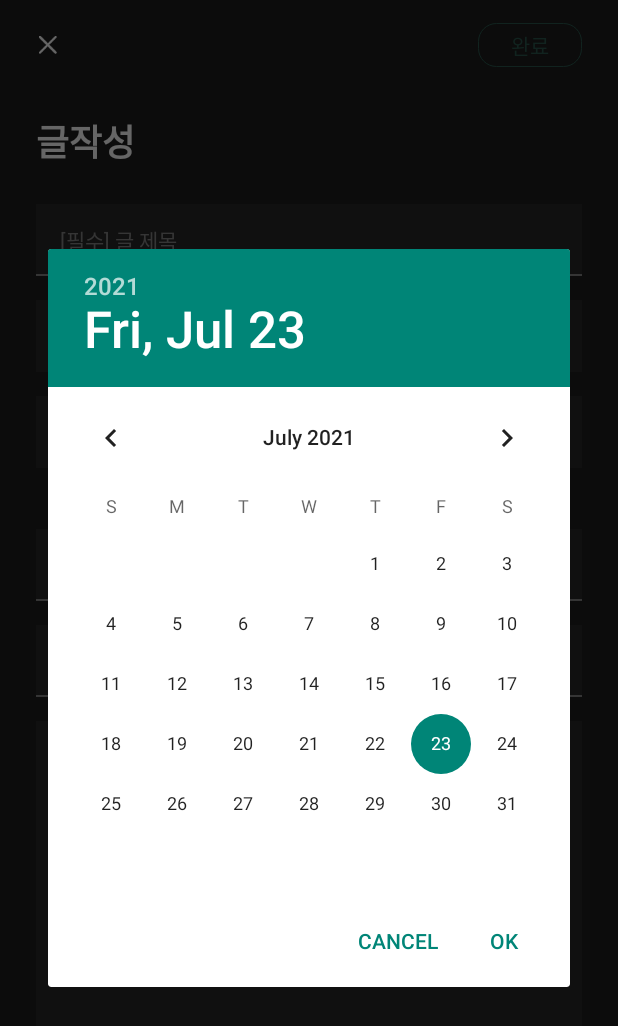
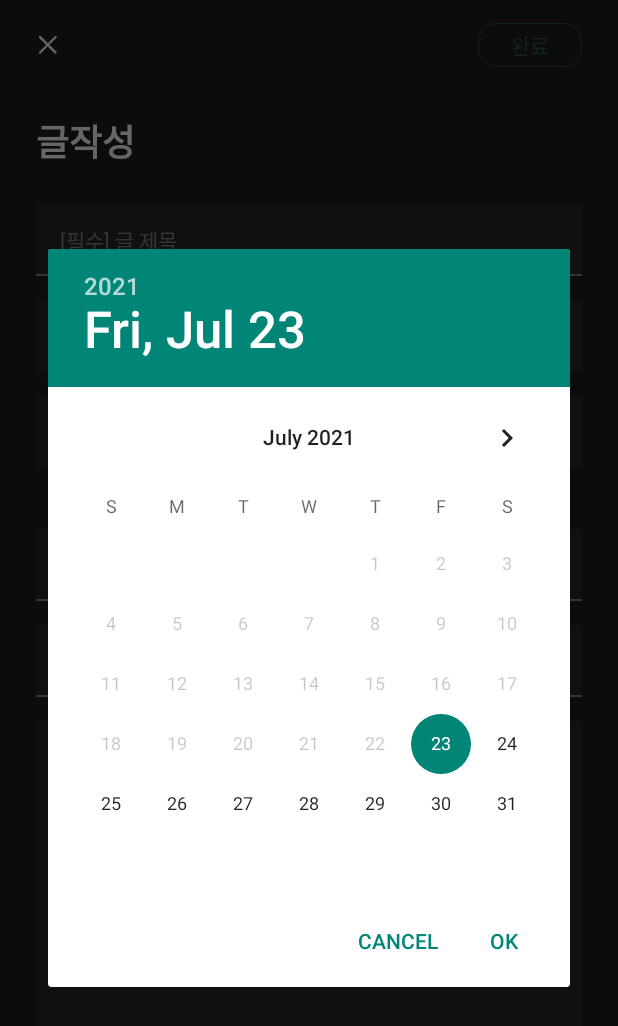
Before and after one commit to 9718kim/Anzela, an Android app: the WriteActivity screen opened directly, with no data from a screen before it, after a tap on an icon or button, on a phone screen of 412 x 824 dp. Shown: the top 1026 px of the screen. Run offline under Robolectric (Android 15) with nearby library versions, the phone set to English and light mode, and no system bars; network calls fail.

Commit message:
20210723 1차

```diff
--- a/app/src/main/java/com/anzela/myapplication1/Activity/WriteActivity.java
+++ b/app/src/main/java/com/anzela/myapplication1/Activity/WriteActivity.java
@@ -20,19 +20,13 @@ import android.widget.ImageView;
 import android.widget.RelativeLayout;
 import android.widget.TextView;
 import android.widget.Toast;
-
 import androidx.appcompat.app.AppCompatActivity;
 import androidx.core.content.ContextCompat;
-import androidx.fragment.app.DialogFragment;
-
 import com.anzela.myapplication1.BoardDetail;
-import com.anzela.myapplication1.DatePickerFragment;
 import com.anzela.myapplication1.HttpConnection;
 import com.anzela.myapplication1.Post;
 import com.anzela.myapplication1.R;
-
 import java.text.DateFormat;
-import java.text.ParseException;
 import java.text.SimpleDateFormat;
 import java.util.Calendar;
 import java.util.Date;
@@ -42,6 +36,10 @@ public class WriteActivity extends AppCompatActivity implements DatePickerDialog
 
     boolean complete_check = false;
     int maxnum = 0;
+    int y = 0;
+    int m = 0;
+    int d = 0;
+    Calendar calendar;
     String checkDate = "";
     TextView PageText;
     TextView dueDate;
@@ -257,16 +255,29 @@ public class WriteActivity extends AppCompatActivity implements DatePickerDialog
         personcontent.setSpan(new UnderlineSpan(), 0, personcontent.length(), 0);
         maxPerson.setText(personcontent);
 
+        final Calendar c = Calendar.getInstance();
+
         dueDate.setOnClickListener(new View.OnClickListener() {
             @Override
             public void onClick(View view) {
+                Log.e("calender1", String.valueOf(calendar));
                 if (calendar == null){
                     calendar = Calendar.getInstance();
                 }
-                int year = calendar.get(Calendar.YEAR);
-                int month = calendar.get(Calendar.MONDAY);
-                int day = calendar.get(Calendar.DAY_OF_MONTH);
-                Dialog dialog = new DatePickerDialog(WriteActivity.this, WriteActivity.this, year, month, day);
+                int year, month, day;
+                if(y !=0 ){
+                    year = y;
+                    month = m -1;
+                    day = d;
+                }else {
+                    year = calendar.get(Calendar.YEAR);
+                    month = calendar.get(Calendar.MONDAY);
+                    day = calendar.get(Calendar.DAY_OF_MONTH);
+                }
+                DatePickerDialog dialog = new DatePickerDialog(WriteActivity.this, WriteActivity.this, year, month, day);
+                DatePicker dp = dialog.getDatePicker();
+                dp.setMinDate(c.getTimeInMillis());//get the current day
+                Log.e("calender2", String.valueOf(calendar));
                 dialog.show();
                 clear();
             }
@@ -316,7 +327,7 @@ public class WriteActivity extends AppCompatActivity implements DatePickerDialog
             public void beforeTextChanged(CharSequence s, int start, int count, int after) { }
         });
     }
-    Calendar calendar;
+//    Calendar calendar;
     public void check(){
         if((!(titleText.getText().toString().equals("") || titleText.getText() == null))
         && (!(startPText.getText().toString().equals("") || startPText.getText() == null))
@@ -431,10 +442,17 @@ public class WriteActivity extends AppCompatActivity implements DatePickerDialog
         titleText.setText(boardDetail.getTitle());
 
         String str = boardDetail.startDate;
+        Log.e("startDate", boardDetail.startDate);
         String yy = str.substring(0, 4);
         String mm = str.substring(5, 7);
         String dd = str.substring(8, 10);
         String newdate = yy + "년 " + mm + "월 " + dd + "일";
+
+        y = Integer.parseInt(yy);
+        m = Integer.parseInt(mm);
+        d = Integer.parseInt(dd);
+
+        Log.e("y: ", y + " m: " + m  + " d: "+ d);
 
         SpannableString datecontent = new SpannableString(newdate);
         datecontent.setSpan(new UnderlineSpan(), 0, datecontent.length(), 0);
@@ -456,6 +474,8 @@ public class WriteActivity extends AppCompatActivity implements DatePickerDialog
         }
         checkDate = yy + Smonth + Sday + "000000";
 
+
+
         maxnum = boardDetail.getCruCnt();
         SpannableString personcontent = new SpannableString("총 " + maxnum +"명");
         personcontent.setSpan(new UnderlineSpan(), 0, personcontent.length(), 0);
@@ -463,8 +483,10 @@ public class WriteActivity extends AppCompatActivity implements DatePickerDialog
 
         startPText.setText(boardDetail.getStartPoint());
 
+        Log.e("endPoint", boardDetail.getEndPoint());
+
         if (boardDetail.getEndPoint() == "text on no value"){
-            endPCheck.isChecked();
+            endPCheck.setChecked(true);
         }else{
             endPText.setText(boardDetail.getEndPoint());
         }
--- a/app/src/main/res/layout/comment.xml
+++ b/app/src/main/res/layout/comment.xml
@@ -4,7 +4,7 @@
     android:layout_height="wrap_content"
     xmlns:app="http://schemas.android.com/apk/res-auto"
     xmlns:tools="http://schemas.android.com/tools"
-    android:layout_marginBottom="16dp"
+    android:layout_marginBottom="8dp"
     android:background="@drawable/radius4_black"
     tools:ignore="MissingConstraints">
 
--- a/app/src/main/res/layout/main.xml
+++ b/app/src/main/res/layout/main.xml
@@ -25,6 +25,7 @@
                 app:layout_constraintStart_toStartOf="parent"
                 android:padding="24dp"
                 android:src="@drawable/ic_menu"
+                android:scaleType="fitXY"
                 android:id="@+id/open_menu"/>
 
             <ImageView
@@ -205,7 +206,7 @@
                     android:layout_height="wrap_content"
                     app:layout_constraintTop_toBottomOf="@id/near_box"
                     android:paddingBottom="14dp"
-                    android:layout_marginTop="14dp">
+                    android:layout_marginTop="10dp">
                     <TextView
                         android:layout_width="wrap_content"
                         android:layout_height="wrap_content"
@@ -232,7 +233,7 @@
                         app:layout_constraintBottom_toBottomOf="parent"
                         app:layout_constraintStart_toStartOf="@id/circle"
                         app:layout_constraintEnd_toEndOf="@id/circle"
-                        android:padding="20dp"
+                        android:padding="14dp"
                         android:src="@drawable/ic_right_arrow_white"
                         android:id="@+id/moreBtn"/>
 
--- a/app/src/main/res/layout/write.xml
+++ b/app/src/main/res/layout/write.xml
@@ -201,7 +201,7 @@
                 app:layout_constraintBottom_toBottomOf="@id/startP"
                 android:background="#848484"
                 android:id="@+id/startPline"/>
-            <androidx.appcompat.widget.LinearLayoutCompat
+            <RelativeLayout
                 android:layout_width="match_parent"
                 android:layout_height="48dp"
                 android:background="@color/black"
@@ -209,9 +209,8 @@
                 android:layout_marginTop="16dp"
                 android:id="@+id/endBox">
                 <EditText
-                    android:layout_width="10dp"
-                    android:layout_height="48dp"
-                    android:layout_weight="7"
+                    android:layout_width="wrap_content"
+                    android:layout_height="wrap_content"
                     android:background="@color/black"
                     android:textStyle="normal"
                     android:textSize="14dp"
@@ -222,19 +221,23 @@
                     android:hint="도착지"
                     android:id="@+id/endP"
                     android:maxLength="100"
+                    android:layout_centerVertical="true"
+                    android:layout_alignParentStart="true"
+                    android:layout_toStartOf="@id/endPcheck"
                     android:singleLine="true"/>
                 <CheckBox
                     android:layout_width="wrap_content"
                     android:layout_height="wrap_content"
-                    android:layout_weight="1"
                     android:src="@drawable/mycheck"
                     android:textStyle="normal"
                     android:textSize="14dp"
                     android:textColor="#848484"
                     android:text="정하지않음"
-                    android:gravity="center"
+                    android:paddingEnd="16dp"
+                    android:layout_alignParentRight="true"
+                    android:layout_centerVertical="true"
                     android:id="@+id/endPcheck"/>
-            </androidx.appcompat.widget.LinearLayoutCompat>
+            </RelativeLayout>
             <View
                 android:layout_width="match_parent"
                 android:layout_height="1dp"
```
Also changed, not shown: app/src/main/java/com/anzela/myapplication1/Activity/DetailActivity.java (+73 -29 lines), app/src/main/java/com/anzela/myapplication1/Activity/MainActivity.java (+18 -0 lines), app/src/main/res/layout/detail.xml (+38 -15 lines).
